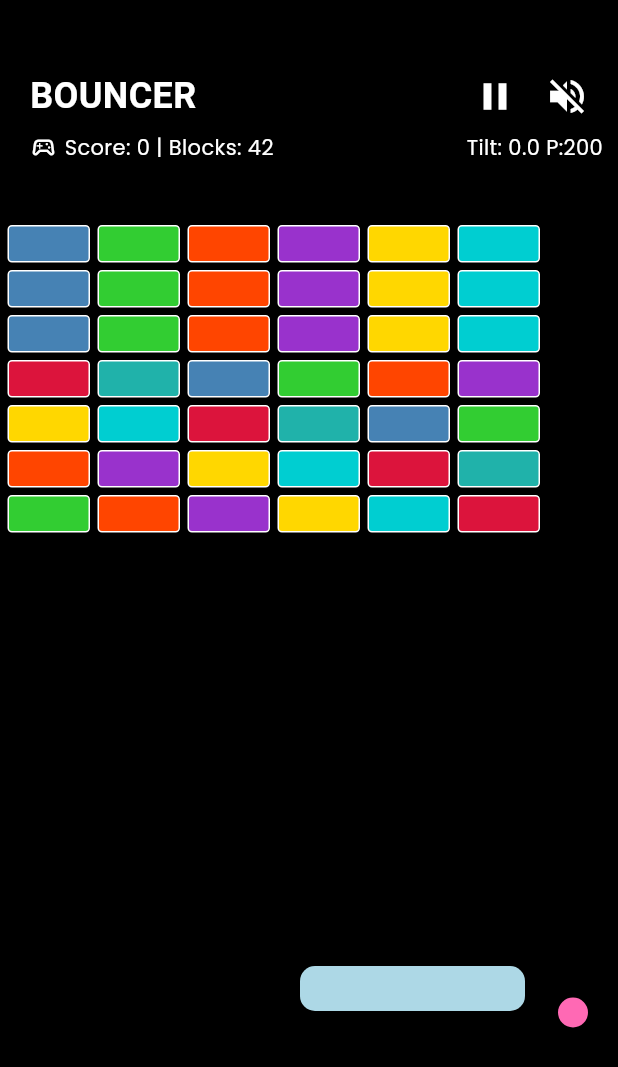
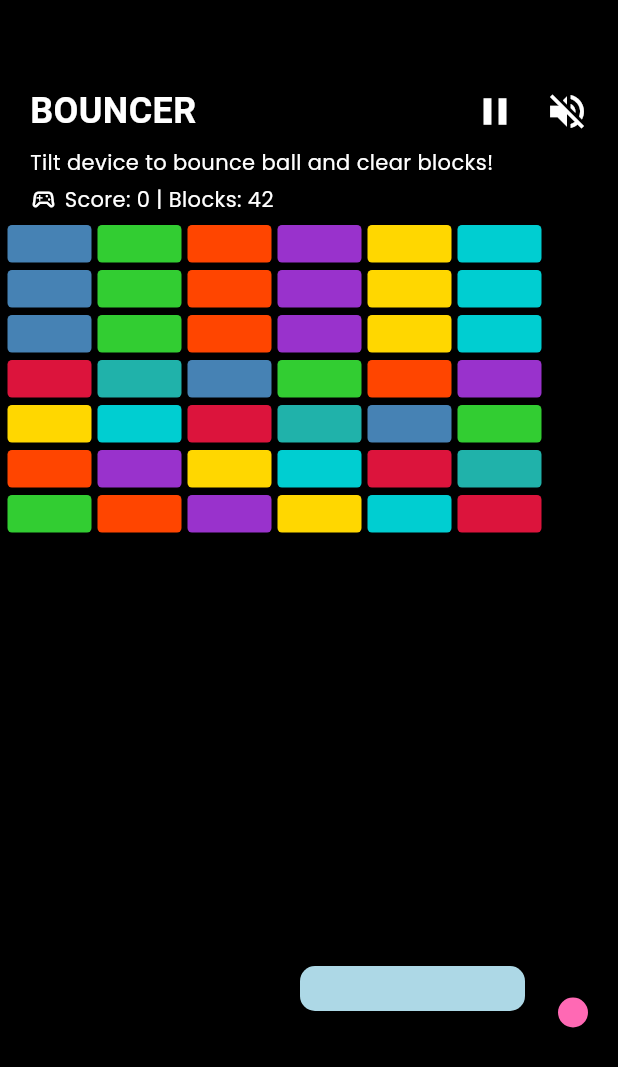
Before and after one commit to mareerray/bouncer, a Flutter app: the screen it shows after launch, after a tap on the "volume up" icon, on a phone screen of 412 x 824 dp. Shown: the top 1067 px of the screen. Run offline on Flutter 3.47's test engine with Material 3 defaults, Android fonts, the phone set to English and light mode, and no system bars; our stand-ins replace audioplayers, google_fonts, sensors_plus.

Commit message:
Refine paddle position and improve block collision logic in Bouncer Game

```diff
--- a/lib/bouncer_game.dart
+++ b/lib/bouncer_game.dart
@@ -14,7 +14,7 @@ class BouncerGame extends StatefulWidget {
 }
 
 class _BouncerGameState extends State<BouncerGame> with TickerProviderStateMixin{
-  double paddleX = 200.0; // Paddle start position
+  double paddleX = 180.0; // Paddle start position
   double screenWidth = 400.0;
   double screenHeight = 800.0;
   double ballX = 200.0;
@@ -111,7 +111,9 @@ class _BouncerGameState extends State<BouncerGame> with TickerProviderStateMixin
     paddleX = paddleX.clamp(0.0, screenWidth - 150.0);
 
     // 1. BLOCKS LOOP backward to safely remove blocks while iterating
-    for (int i = blocks.length - 1; i >= 0; i--) {
+    bool hitBlock = false; // To prevent multiple hits in one frame
+
+    for (int i = blocks.length - 1; i >= 0 && !hitBlock; i--) {
       final block = blocks[i];
       final drawX = block['x']! - 15;
       final drawY = block['y']! + 50;
@@ -121,7 +123,7 @@ class _BouncerGameState extends State<BouncerGame> with TickerProviderStateMixin
       final blockBottom = drawY + 25;
 
       // ANY OVERLAP = hit (ball radius included)
-      final hitMargin = 2.5 * ballRadius;
+      final hitMargin = 0.8 * ballRadius;
 
       if ((ballX + hitMargin > blockLeft &&
           ballX - hitMargin < blockRight) &&
@@ -140,9 +142,10 @@ class _BouncerGameState extends State<BouncerGame> with TickerProviderStateMixin
         }
 
         blocks.removeAt(i);
-        setState(() {}); // Update UI immediately after block removal
+        // setState(() {}); // Update UI immediately after block removal
         score += 10;
         if (soundOn) sfxPlayer.play(AssetSource('sounds/destroy.wav'));
+        hitBlock = true;
         break;
       }
     }
@@ -150,7 +153,7 @@ class _BouncerGameState extends State<BouncerGame> with TickerProviderStateMixin
     // 2. PADDLE COLLISION
     final paddleLeft = paddleX;
     final paddleRight = paddleX + 150;
-    final paddleTop = screenHeight - 180;
+    final paddleTop = screenHeight - 180; // 150 + 30 (paddle height) = 180
     final paddleBottom = screenHeight - 150;
 
     if (ballY + ballRadius >= paddleTop &&
@@ -208,22 +211,18 @@ class _BouncerGameState extends State<BouncerGame> with TickerProviderStateMixin
       vy = -vy;
     }
 
+    // 7. WIN/LOSE MESSAGES (after blocks change)
     // do NOT bounce at bottom; just detect lose
     if (ballY + ballRadius * 2 >= screenHeight && !gameLost) {
       // ball touched bottom edge
       if (soundOn) sfxPlayer.play(AssetSource('sounds/youlost.mp3'));
       gameLost = true;
+      return;
     }
 
-
-    // 7. WIN/LOSE MESSAGES (after blocks change)
     if (blocks.isEmpty && !gameWon) {
       if (soundOn) sfxPlayer.play(AssetSource('sounds/youwin.mp3'));
       gameWon = true;
-    }
-    if (ballY >= screenHeight - 120 && !gameLost) {
-      if (soundOn) sfxPlayer.play(AssetSource('sounds/youlost.mp3'));
-      gameLost = true;
     }
   }
 
@@ -278,12 +277,12 @@ class _BouncerGameState extends State<BouncerGame> with TickerProviderStateMixin
                   top: block['y']! + 50,
                   left: block['x']! - 15,
                   child: Container(
-                    width: 55,
+                    width: 56,
                     height: 25,
                     decoration: BoxDecoration(
                       color: blockColors[colorIndex],
                       borderRadius: BorderRadius.circular(3),
-                      border: Border.all(color: Colors.white, width: 1),
+                      // border: Border.all(color: Colors.white, width: 1),
                       boxShadow: [
                         BoxShadow(
                           color: Colors.black26,
@@ -326,7 +325,7 @@ class _BouncerGameState extends State<BouncerGame> with TickerProviderStateMixin
 
               // HUD: Score, blocks left, tilt, pause/sound buttons
               Positioned(
-                top: 40,
+                top: 50,
                 left: 20,
                 right: 10,
                 child: Column(
@@ -336,8 +335,7 @@ class _BouncerGameState extends State<BouncerGame> with TickerProviderStateMixin
                         Text('BOUNCER',
                         style: GoogleFonts.cherryCreamSoda(
                           color: Colors.white, fontSize: 24, fontWeight: FontWeight.bold)
-                        ),
-                        Spacer(),
+                        ),                        Spacer(),
                         IconButton(icon: Icon(Icons.pause, size: 30, color: Colors.white),
                           onPressed: () => setState(() => paused = !paused)),
                         IconButton(icon: Icon(soundOn ? Icons.volume_up : Icons.volume_off, size: 30, color: Colors.white,),
@@ -346,17 +344,26 @@ class _BouncerGameState extends State<BouncerGame> with TickerProviderStateMixin
                     ),
                     Row(
                       children: [
+                        Text('Tilt device to bounce ball and clear blocks!',
+                          style: GoogleFonts.poppins(color: Colors.white)
+                        ),
+                      ],
+                    ),
+                    SizedBox(height: 5),
+                    Row(
+                      children: [
                         Icon(Icons.sports_esports_outlined, size: 18, color: Colors.white),
                         SizedBox(width: 5),
                         Text('Score: $score | Blocks: ${blocks.length}',
                           style: GoogleFonts.poppins(color: Colors.white)
                         ),
-                        Spacer(),
-                        Text('Tilt: ${lastTilt.toStringAsFixed(1)} P:${paddleX.toStringAsFixed(0)}',
-                          style: GoogleFonts.poppins(color: Colors.white)
-                        ),
+                        // Spacer(),
+                        // Text('Tilt: ${lastTilt.toStringAsFixed(1)} P:${paddleX.toStringAsFixed(0)}',
+                        //   style: GoogleFonts.poppins(color: Colors.white)
+                        // ),
                       ],
                     ),
+                    SizedBox(height: 10),
                   ],
                 ),
               ),
```
